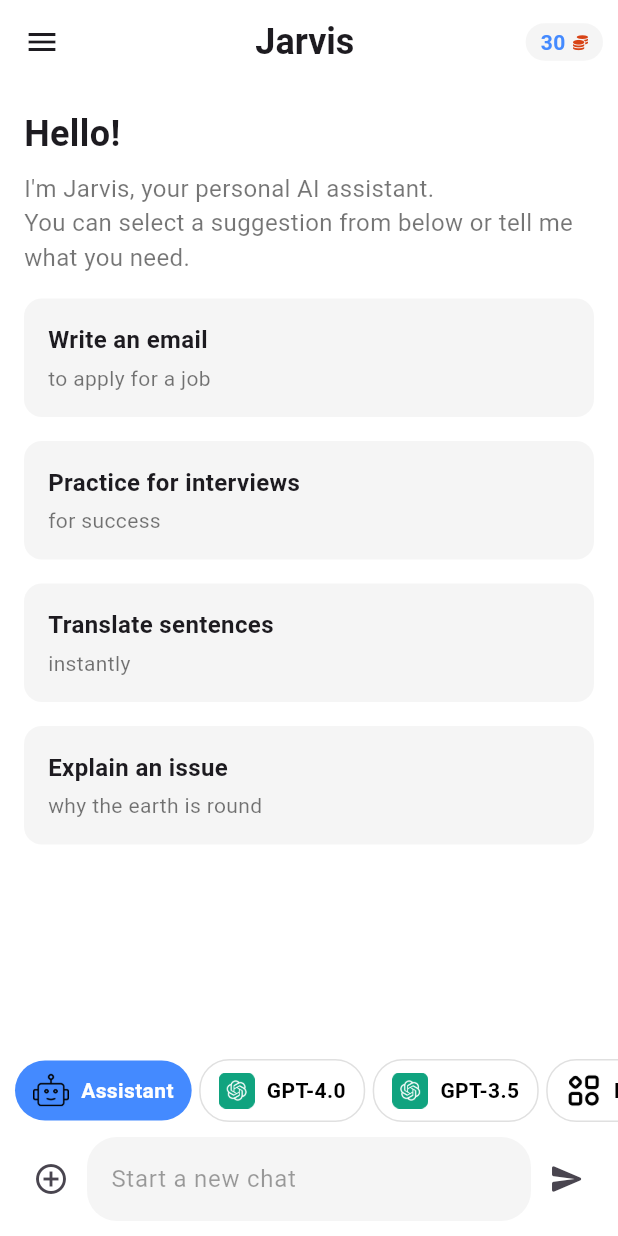
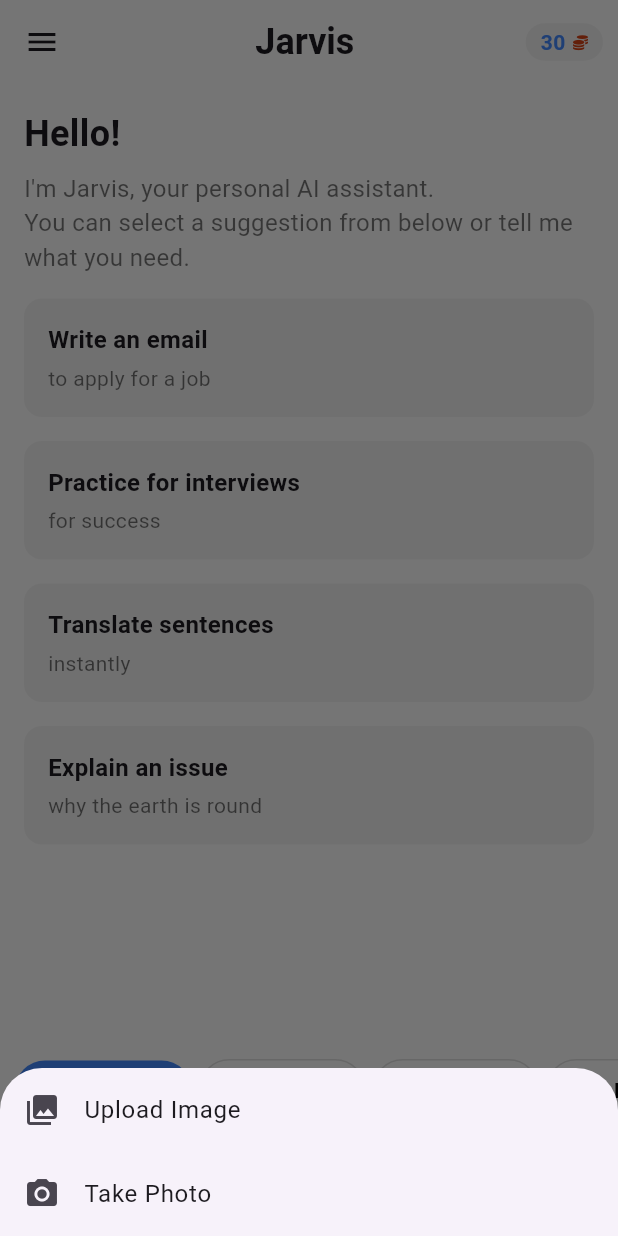
Before and after one commit to tt-papoi/HCMUS-Advanced-mobile-programming, a Flutter app: the screen it shows after launch, after a tap on the "add circle outline" icon, on a phone screen of 412 x 824 dp. Run offline on Flutter 3.47's test engine with Material 3 defaults, Android fonts, the phone set to English and light mode, and no system bars; our stand-ins replace image_picker.

Commit message:
add take photo, upload photo feature

```diff
--- a/Final Project/Source/frontend/jarvis/lib/views/home_screen.dart
+++ b/Final Project/Source/frontend/jarvis/lib/views/home_screen.dart
@@ -7,6 +7,7 @@ import 'package:jarvis/widgets/chat_bar.dart';
 import 'package:jarvis/widgets/remain_token.dart';
 import 'package:jarvis/widgets/side_bar.dart';
 import 'package:jarvis/widgets/suggestion_prompt.dart';
+import 'dart:io'; // Import File for image handling
 
 class Suggestion {
   final String title;
@@ -34,6 +35,7 @@ class HomeScreen extends StatelessWidget {
     return Scaffold(
       backgroundColor: Colors.white,
       appBar: AppBar(
+        surfaceTintColor: Colors.white,
         backgroundColor: Colors.white,
         title: const Center(
           child: Text(
@@ -84,7 +86,8 @@ class HomeScreen extends StatelessWidget {
                           title: suggestion.title,
                           subtitle: suggestion.subtitle,
                           onTap: () {
-                            _startNewChat(context, suggestion.title);
+                            _startNewChat(context, suggestion.title,
+                                null); // Pass null for image
                           },
                         );
                       },
@@ -99,8 +102,11 @@ class HomeScreen extends StatelessWidget {
           BotBar(key: botBarKey),
           ChatBar(
             hintMessage: 'Start a new chat',
-            onSendMessage: (String message) {
-              _startNewChat(context, message);
+            onSendMessage: (String message, File? image) {
+              _startNewChat(context, message, image); // Pass the image
+            },
+            onImageSelected: (File image) {
+              // Handle image selection if needed
             },
           ),
         ],
@@ -108,24 +114,26 @@ class HomeScreen extends StatelessWidget {
     );
   }
 
-  void _startNewChat(BuildContext context, String prompt) {
+  void _startNewChat(BuildContext context, String prompt, File? image) {
     final selectedBot = botBarKey.currentState?.getSelectedBot;
 
-    if (selectedBot != null) {
+    if (selectedBot == null) {
+      ScaffoldMessenger.of(context).showSnackBar(
+        const SnackBar(content: Text('Please select a bot first!')),
+      );
+      return; // Exit early if no bot is selected
+    }
+
     ChatInfo newChatInfo = ChatInfo(
       bot: selectedBot,
       mainContent: "New Chat",
       latestMessage: prompt,
       latestActiveDate: DateTime.now(),
     );
+
     Navigator.push(
       context,
       FadeRoute(page: ChatScreen(isNewChat: true, chatInfo: newChatInfo)),
     );
-    } else {
-      ScaffoldMessenger.of(context).showSnackBar(
-        const SnackBar(content: Text('Please select a bot first!')),
-      );
   }
 }
-}
--- a/Final Project/Source/frontend/jarvis/lib/widgets/chat_bar.dart
+++ b/Final Project/Source/frontend/jarvis/lib/widgets/chat_bar.dart
@@ -1,13 +1,18 @@
 import 'package:flutter/material.dart';
+import 'package:image_picker/image_picker.dart';
+import 'dart:io';
 
 class ChatBar extends StatefulWidget {
   final String hintMessage;
-  final Function(String) onSendMessage; // Accept a message as a parameter
+  final Function(String, File?)
+      onSendMessage; // Change the callback to accept image
+  final Function(File) onImageSelected;
 
   const ChatBar({
     super.key,
     required this.hintMessage,
     required this.onSendMessage,
+    required this.onImageSelected,
   });
 
   @override
@@ -16,11 +21,117 @@ class ChatBar extends StatefulWidget {
 
 class _ChatBarState extends State<ChatBar> {
   final TextEditingController _messageController = TextEditingController();
+  final ImagePicker _picker = ImagePicker();
+  File? _selectedImage;
 
   @override
   void dispose() {
     _messageController.dispose();
     super.dispose();
+  }
+
+  // Show options menu for image, file, etc.
+  void _showOptionsMenu() {
+    showModalBottomSheet(
+      context: context,
+      builder: (BuildContext context) {
+        return SafeArea(
+          child: Wrap(
+            children: <Widget>[
+              ListTile(
+                leading: const Icon(Icons.photo_library),
+                title: const Text('Upload Image'),
+                onTap: () {
+                  Navigator.of(context).pop();
+                  _uploadImage();
+                },
+              ),
+              ListTile(
+                leading: const Icon(Icons.camera_alt),
+                title: const Text('Take Photo'),
+                onTap: () {
+                  Navigator.of(context).pop();
+                  _takePhoto();
+                },
+              ),
+            ],
+          ),
+        );
+      },
+    );
+  }
+
+  // Upload image from gallery
+  Future<void> _uploadImage() async {
+    final XFile? image = await _picker.pickImage(source: ImageSource.gallery);
+    if (image != null) {
+      File imageFile = File(image.path);
+      setState(() {
+        _selectedImage = imageFile; // Set the selected image
+      });
+      widget.onImageSelected(imageFile); // Call callback
+    }
+  }
+
+  // Take photo with the camera
+  Future<void> _takePhoto() async {
+    final XFile? image = await _picker.pickImage(source: ImageSource.camera);
+    if (image != null) {
+      File imageFile = File(image.path);
+      setState(() {
+        _selectedImage = imageFile; // Set the selected image
+      });
+      widget.onImageSelected(imageFile); // Call callback
+    }
+  }
+
+  // Build thumbnail for the selected image
+  Widget _buildImageThumbnail() {
+    if (_selectedImage != null) {
+      return Padding(
+        padding: const EdgeInsets.fromLTRB(10, 10, 10, 0),
+        child: Stack(
+          alignment:
+              const Alignment(0.85, -0.85), // Align button to the top-right
+          children: [
+            Container(
+              width: 100,
+              height: 100,
+              decoration: BoxDecoration(
+                border: Border.all(color: Colors.grey, width: 1),
+                borderRadius: BorderRadius.circular(8.0),
+                image: DecorationImage(
+                  image: FileImage(_selectedImage!), // Load image from file
+                  fit: BoxFit.cover, // Cover the entire container
+                ),
+              ),
+            ),
+            // Set explicit width and height for the close button container
+            Container(
+              width: 25,
+              height: 25,
+              decoration: BoxDecoration(
+                color: const Color.fromARGB(255, 87, 87, 87),
+                borderRadius: BorderRadius.circular(15.0),
+              ),
+              child: IconButton(
+                padding: EdgeInsets.zero,
+                icon: const Icon(size: 20, Icons.close, color: Colors.white),
+                onPressed: () {
+                  // Clear the selected image
+                  setState(() {
+                    _selectedImage = null; // Remove the image
+                  });
+                },
+              ),
+            ),
+          ],
+        ),
+      );
+    }
+    return Container(
+      height: 0,
+    ); // Return an empty container if no image is selected
   }
 
   @override
@@ -29,27 +140,26 @@ class _ChatBarState extends State<ChatBar> {
       padding: const EdgeInsets.all(10.0),
       child: Row(
         children: <Widget>[
-          // "+" Button
           IconButton(
             icon: const Icon(Icons.add_circle_outline),
-            onPressed: () {
-              // Define action when "+" is pressed
-            },
+            onPressed: _showOptionsMenu,
           ),
-          // Chat Input Field (Limited height to avoid overflow)
           Expanded(
-            child: ConstrainedBox(
-              constraints: const BoxConstraints(
-                maxHeight: 120, // Limit the height to prevent overflow
-              ),
-              child: TextField(
+            child: Container(
+              decoration: BoxDecoration(
+                  borderRadius: BorderRadius.circular(12),
+                  color: const Color.fromARGB(10, 0, 0, 0)),
+              child: Column(
+                crossAxisAlignment: CrossAxisAlignment.start,
+                children: [
+                  // Display selected image as a thumbnail
+                  _buildImageThumbnail(),
+                  TextField(
                     controller: _messageController,
                     onTapOutside: (event) {
                       FocusManager.instance.primaryFocus?.unfocus();
                     },
                     decoration: InputDecoration(
-                  fillColor: const Color.fromARGB(10, 0, 0, 0),
-                  filled: true,
                       hintStyle: const TextStyle(
                         color: Colors.black38,
                         fontWeight: FontWeight.normal,
@@ -63,16 +173,22 @@ class _ChatBarState extends State<ChatBar> {
                     keyboardType: TextInputType.multiline,
                     maxLines: null,
                   ),
+                ],
               ),
             ),
-          // Send Icon Button
+          ),
           IconButton(
             icon: const Icon(Icons.send_rounded),
             onPressed: () {
-              if (_messageController.text.isNotEmpty) {
-                widget
-                    .onSendMessage(_messageController.text); // Send the message
-                _messageController.clear(); // Clear the input field
+              // Check if the message is not empty
+              if (_messageController.text.isNotEmpty ||
+                  _selectedImage != null) {
+                // Send the message along with the selected image
+                widget.onSendMessage(_messageController.text, _selectedImage);
+                _messageController.clear(); // Clear input after sending
+                setState(() {
+                  _selectedImage = null; // Clear the selected image
+                });
               }
             },
           ),
--- a/Final Project/Source/frontend/jarvis/pubspec.yaml
+++ b/Final Project/Source/frontend/jarvis/pubspec.yaml
@@ -31,6 +31,7 @@ dependencies:
   flutter:
     sdk: flutter
   intl: ^0.17.0
+  image_picker: ^0.8.4+4
 
   # The following adds the Cupertino Icons font to your application.
   # Use with the CupertinoIcons class for iOS style icons.
```
Also changed, not shown: Final Project/Source/frontend/jarvis/lib/models/chat_message.dart (added, +15 -0 lines), Final Project/Source/frontend/jarvis/lib/views/chat_screen.dart (+20 -10 lines), Final Project/Source/frontend/jarvis/pubspec.lock, 7 other files. Lines whose indentation alone changed are shown as unchanged.
